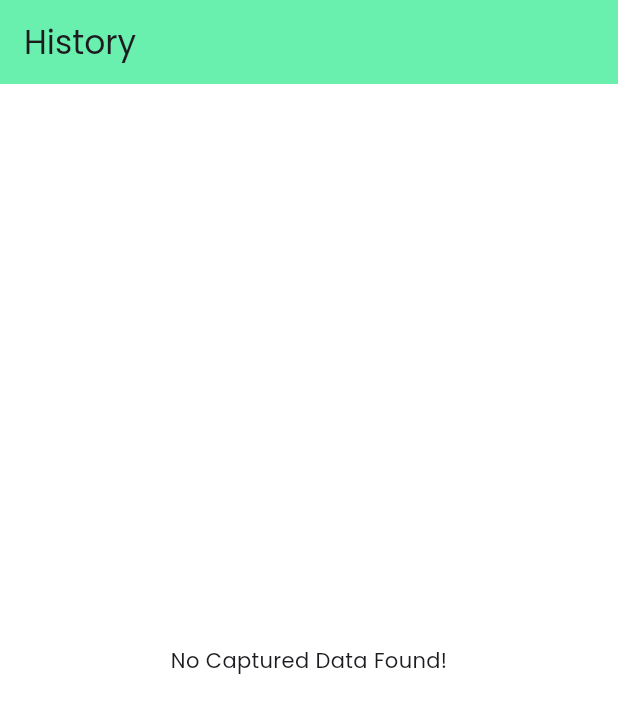
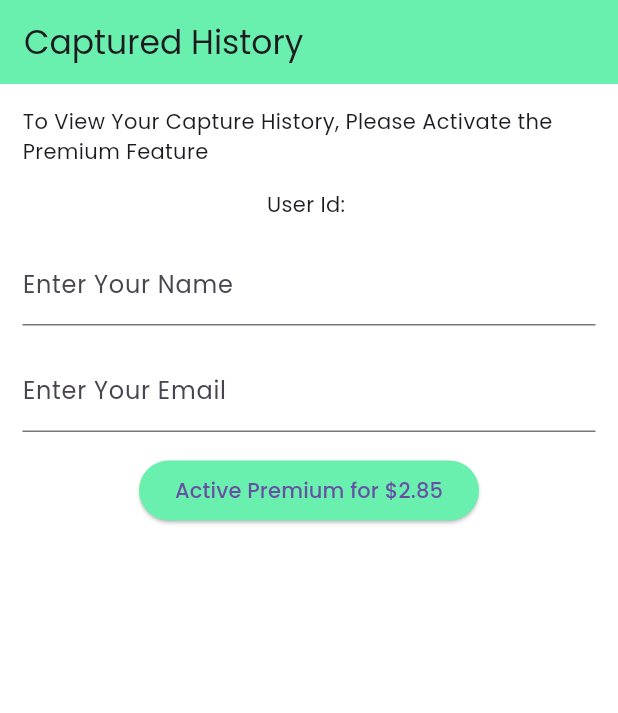
Before and after one commit to PAIshanMadusha/firebase-ml-text-recognition-app, a Flutter app: the TextCaptureHistoryPage screen opened directly, on a phone screen of 412 x 824 dp. Shown: the top 713 px of the screen. Run offline on Flutter 3.47's test engine with Material 3 defaults, Android fonts, the light colour scheme and no system bars; our stand-ins replace cloud_firestore, firebase_auth, firebase_core, firebase_storage, flutter_dotenv, google_fonts and 1 more; missing offline and left inert: flutter_stripe, google_mlkit_text_recognition; accounts and stored records are empty; generated files the repository leaves out were written again.

Commit message:
Handle User Premium

```diff
--- a/lib/pages/text_capture_history_page.dart
+++ b/lib/pages/text_capture_history_page.dart
@@ -1,104 +1,36 @@
-import 'package:firebase_ml_text_recognition_app/models/captured_model.dart';
-import 'package:firebase_ml_text_recognition_app/services/capture_firestore_service.dart';
+import 'package:firebase_ml_text_recognition_app/provider/premium_provider.dart';
+import 'package:firebase_ml_text_recognition_app/widgets/show_premium_page_widget.dart';
+import 'package:firebase_ml_text_recognition_app/widgets/user_history_widget.dart';
 import 'package:flutter/material.dart';
-import 'package:flutter/services.dart';
+import 'package:provider/provider.dart';
 
 class TextCaptureHistoryPage extends StatelessWidget {
   const TextCaptureHistoryPage({super.key});
 
   @override
   Widget build(BuildContext context) {
+    final isPremiumProvider = Provider.of<PremiumProvider>(context);
+
+    //Check If the Premium Status is not Loaded Yet
+    WidgetsBinding.instance.addPostFrameCallback((_) {
+      isPremiumProvider.checkPremiumStates();
+    });
     return Scaffold(
-      appBar: AppBar(title: Text("History")),
-      body: StreamBuilder<List<CapturedModel>>(
-        stream: CaptureFirestoreService().getUserCapturedData(),
-        builder: (context, snapshot) {
-          if (snapshot.connectionState == ConnectionState.waiting) {
-            return Center(
-              child: CircularProgressIndicator(color: Colors.greenAccent),
-            );
-          }
-          if (snapshot.hasError) {
-            return Center(child: Text("Error: ${snapshot.error}"));
-          }
-          final capturedData = snapshot.data;
-          if (capturedData == null || capturedData.isEmpty) {
-            return Center(child: Text("No Captured Data Found!"));
-          }
-          return ListView.builder(
-            itemCount: capturedData.length,
-            itemBuilder: (context, index) {
-              final capturedone = capturedData[index];
-              return Container(
-                margin: EdgeInsets.symmetric(horizontal: 10, vertical: 10),
-                decoration: BoxDecoration(
-                  borderRadius: BorderRadius.circular(10),
-                  color: Colors.greenAccent[100],
-                ),
-                child: Padding(
-                  padding: EdgeInsets.all(10),
-                  child: Column(
-                    children: [
-                      ClipRRect(
-                        borderRadius: BorderRadius.circular(10),
-                        child: Image.network(
-                          capturedone.imageUrl,
-                          fit: BoxFit.cover,
-                          width: double.infinity,
-                          loadingBuilder: (context, child, loadingProgress) {
-                            if (loadingProgress == null) return child;
-                            return Center(
-                              child: CircularProgressIndicator(
-                                color: Colors.greenAccent,
-                              ),
-                            );
-                          },
-                          errorBuilder: (context, error, stackTrace) {
-                            return Icon(Icons.broken_image, size: 20);
-                          },
-                        ),
-                      ),
-                      SizedBox(height: 15),
-                      Row(
-                        mainAxisAlignment: MainAxisAlignment.spaceBetween,
-                        crossAxisAlignment: CrossAxisAlignment.start,
-                        children: [
-                          Expanded(
-                            child: Text(
-                              capturedone.captureData.length > 200
-                                  ? "${capturedone.captureData.substring(0, 200)}..."
-                                  : capturedone.captureData,
-                              style: TextStyle(fontSize: 14),
-                            ),
-                          ),
-                          IconButton(
-                            onPressed: () {
-                              Clipboard.setData(
-                                ClipboardData(text: capturedone.captureData),
-                              );
-                              ScaffoldMessenger.of(context).showSnackBar(
-                                SnackBar(
-                                  content: Text("Text Copied to Clipboard!"),
-                                ),
-                              );
-                            },
-                            icon: Icon(Icons.copy),
-                          ),
-                        ],
-                      ),
-                      SizedBox(height: 15),
-                      Text(
-                        "Converted on: ${capturedone.capturedDate.toLocal().toString().split(" ")[0]}",
-                        style: TextStyle(fontSize: 14),
-                      ),
-                    ],
-                  ),
-                ),
-              );
-            },
-          );
-        },
+      appBar: AppBar(
+        title: Text("Captured History"),
+        actions: [
+          isPremiumProvider.isPremium
+              ? Padding(
+                padding: const EdgeInsets.all(10),
+                child: Icon(Icons.workspace_premium, color: Colors.amber),
+              )
+              : SizedBox(),
+        ],
       ),
+      body:
+          isPremiumProvider.isPremium
+              ? const UserHistoryWidget()
+              : ShowPremiumPageWidget(),
     );
   }
 }
--- /dev/null
+++ b/lib/provider/premium_provider.dart
@@ -0,0 +1,17 @@
+import 'package:firebase_ml_text_recognition_app/services/stripe/stripe_storage.dart';
+import 'package:flutter/material.dart';
+
+class PremiumProvider with ChangeNotifier{
+  bool _isPremium = false;
+  bool get isPremium => _isPremium;
+
+  Future <void> checkPremiumStates()async{
+    _isPremium = await StripeStorage().checkIfPremium();
+    notifyListeners();
+  }
+
+  void activePremium(){
+    _isPremium = true;
+    notifyListeners();
+  }
+}
--- a/lib/services/stripe/stripe_service.dart
+++ b/lib/services/stripe/stripe_service.dart
@@ -1,5 +1,6 @@
 //Initialization
 import 'package:firebase_ml_text_recognition_app/services/stripe/stripe_api_service.dart';
+import 'package:firebase_ml_text_recognition_app/services/stripe/stripe_storage.dart';
 import 'package:flutter/material.dart';
 import 'package:flutter_stripe/flutter_stripe.dart';
 
@@ -44,6 +45,21 @@ Future<void> init({required String name, required String email}) async {
   if (subscription == null || subscription["id"] == null) {
     throw Exception("Faild to Create Subscription");
   }
+
+  //Store the Data in Firestore
+  StripeStorage().storeSubscriptionDetails(
+    customerId: customer["id"],
+    email: email,
+    userName: name,
+    subscriptionId: subscription["id"],
+    paymentStatus: "active",
+    startDate: DateTime.now(),
+    endDate: DateTime.now().add(Duration(days: 30)),
+    planId: "price_1REmVySHefmHhg9lhKnukC5O",
+    amountPaid: 2.85,
+    currency: "USD",
+    paymentMethod: "Credit Card",
+  );
 }
 
 //Create a New Customer
--- /dev/null
+++ b/lib/widgets/show_premium_page_widget.dart
@@ -0,0 +1,98 @@
+import 'package:firebase_auth/firebase_auth.dart';
+import 'package:firebase_ml_text_recognition_app/provider/premium_provider.dart';
+import 'package:firebase_ml_text_recognition_app/services/stripe/stripe_service.dart';
+import 'package:flutter/material.dart';
+import 'package:provider/provider.dart';
+
+class ShowPremiumPageWidget extends StatefulWidget {
+  const ShowPremiumPageWidget({super.key});
+
+  @override
+  State<ShowPremiumPageWidget> createState() => _ShowPremiumPageWidgetState();
+}
+
+class _ShowPremiumPageWidgetState extends State<ShowPremiumPageWidget> {
+  final _formKey = GlobalKey<FormState>();
+  String email = "";
+  String name = "";
+  final TextEditingController _emailController = TextEditingController();
+  final TextEditingController _nameController = TextEditingController();
+
+  //Email Validation
+  final RegExp _emailRegex = RegExp(
+    r'^[^@]+@[^@]+\.[^@]+$',
+    caseSensitive: false,
+  );
+
+  //Form Submission Handler
+  Future<void> _submit() async {
+    if (_formKey.currentState?.validate() ?? false) {
+      await init(name: name, email: email);
+      if (mounted) {
+        Provider.of<PremiumProvider>(
+          context,
+          listen: false,
+        ).checkPremiumStates();
+      }
+    }
+  }
+
+  @override
+  Widget build(BuildContext context) {
+    return Padding(
+      padding: EdgeInsets.all(15),
+      child: Form(
+        key: _formKey,
+        child: Column(
+          children: [
+            Text(
+              "To View Your Capture History, Please Activate the Premium Feature",
+            ),
+            SizedBox(height: 15),
+            Text("User Id: ${FirebaseAuth.instance.currentUser?.uid}"),
+            SizedBox(height: 15),
+            TextFormField(
+              controller: _nameController,
+              decoration: InputDecoration(labelText: "Enter Your Name"),
+              onChanged: (value) {
+                setState(() {
+                  name = value;
+                });
+              },
+              validator: (value) {
+                if (value == null || value.isEmpty) {
+                  return "Please Enter Your Name";
+                }
+                return null;
+              },
+            ),
+            SizedBox(height: 15),
+            TextFormField(
+              controller: _emailController,
+              decoration: InputDecoration(labelText: "Enter Your Email"),
+              onChanged: (value) {
+                setState(() {
+                  email = value;
+                });
+              },
+              validator: (value) {
+                if (value == null || value.isEmpty) {
+                  return "Please Enter Your Email";
+                }
+                if (!_emailRegex.hasMatch(value)) {
+                  return "Please Enter a Valid Email Address";
+                }
+                return null;
+              },
+            ),
+            SizedBox(height: 15),
+            ElevatedButton(
+              onPressed: _submit,
+              child: Text("Active Premium for \$2.85"),
+            ),
+          ],
+        ),
+      ),
+    );
+  }
+}
--- a/pubspec.yaml
+++ b/pubspec.yaml
@@ -44,6 +44,7 @@ dependencies:
   flutter_stripe: ^11.4.0
   flutter_dotenv: ^5.2.1
   http: ^1.3.0
+  provider: ^6.1.4
 
 dev_dependencies:
   flutter_test:
```
Also changed, not shown: lib/main.dart (+11 -1 lines), lib/services/stripe/stripe_storage.dart (+76 -0 lines), lib/widgets/user_history_widget.dart (added, +104 -0 lines), pubspec.lock.
